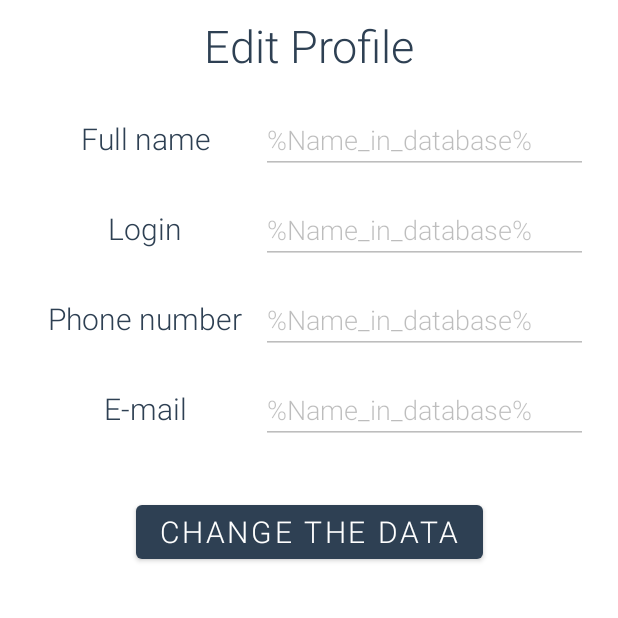
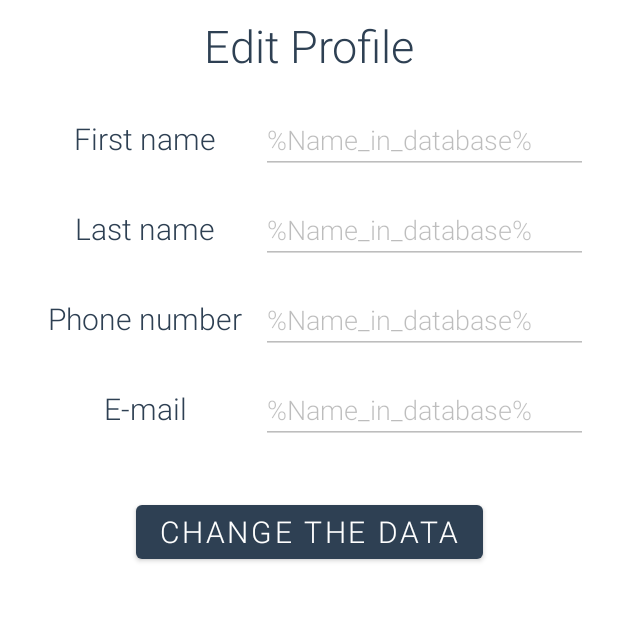
Before and after one commit to losowy-dp/TC-project, an Android app: the Edit screen opened directly, with no data from a screen before it, on a phone screen of 412 x 824 dp, the top half of it. Run offline under Robolectric (Android 15) with nearby library versions, the phone set to English and light mode, and no system bars; Roboto replaces fonts that are not available here.

Commit message:
Edit_profile_edit_text

```diff
--- a/AndroidApp/ProjectCT/app/src/main/res/layout/activity_edit.xml
+++ b/AndroidApp/ProjectCT/app/src/main/res/layout/activity_edit.xml
@@ -29,7 +29,7 @@
                 android:layout_height="wrap_content"
                 android:layout_weight="1"
                 android:gravity="center_horizontal"
-                android:text="@string/full_name"
+                android:text="@string/first_name"
                 android:textAlignment="center"
                 android:textColor="@color/menuText"
                 android:textSize="20sp" />
@@ -57,7 +57,7 @@
                 android:layout_height="wrap_content"
                 android:layout_weight="1"
                 android:gravity="center_horizontal"
-                android:text="@string/new_login"
+                android:text="@string/last_name"
                 android:textAlignment="center"
                 android:textColor="@color/menuText"
                 android:textSize="20sp" />
--- a/AndroidApp/ProjectCT/app/src/main/res/values/strings.xml
+++ b/AndroidApp/ProjectCT/app/src/main/res/values/strings.xml
@@ -62,7 +62,6 @@
     <string name="account_order">Owner order</string>
     <string name="errorAddTrans">Error add new Transportations</string>
     <string name="addTrans">Add new Transportations</string>
-    <string name="new_login">Login</string>
     <string name="save">Save</string>
     <string name="change_the_data">Change the data</string>
     <string name="change_password">Change your password</string>
@@ -75,4 +74,6 @@
     <string name="erroremptylines">Lines can\'t be empty</string>
     <string name="errorphonenumber">Phone number don\'t correct</string>
     <string name="history_your_order">History your orders</string>
+    <string name="first_name">First name</string>
+    <string name="last_name">Last name</string>
 </resources>
```
